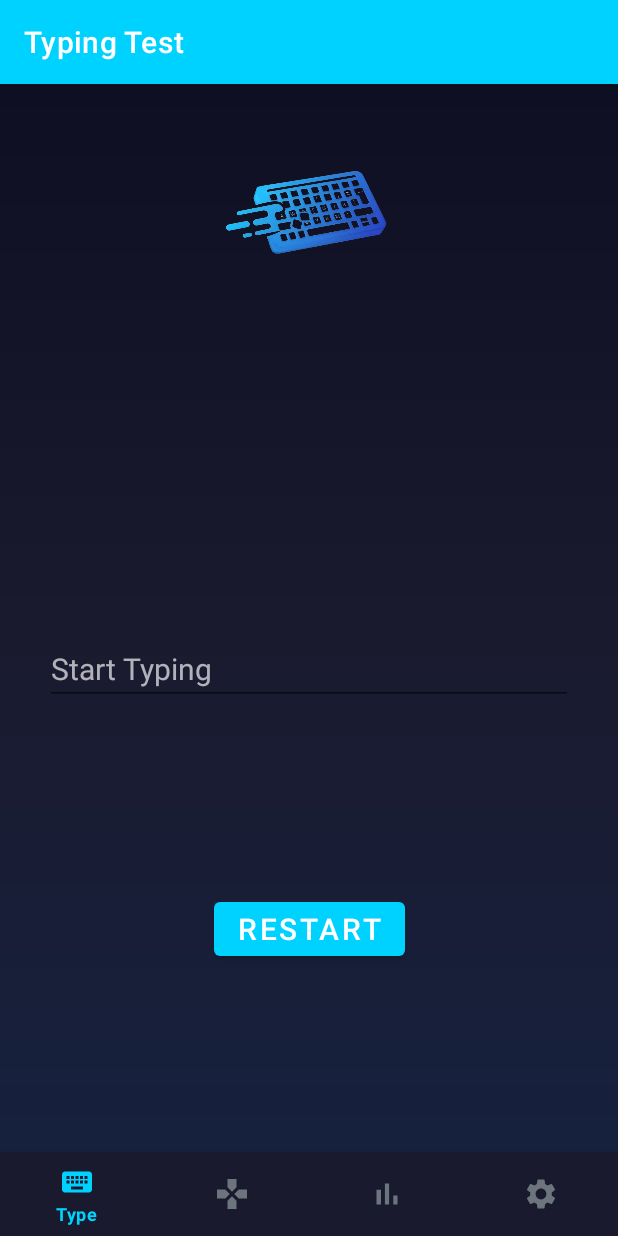
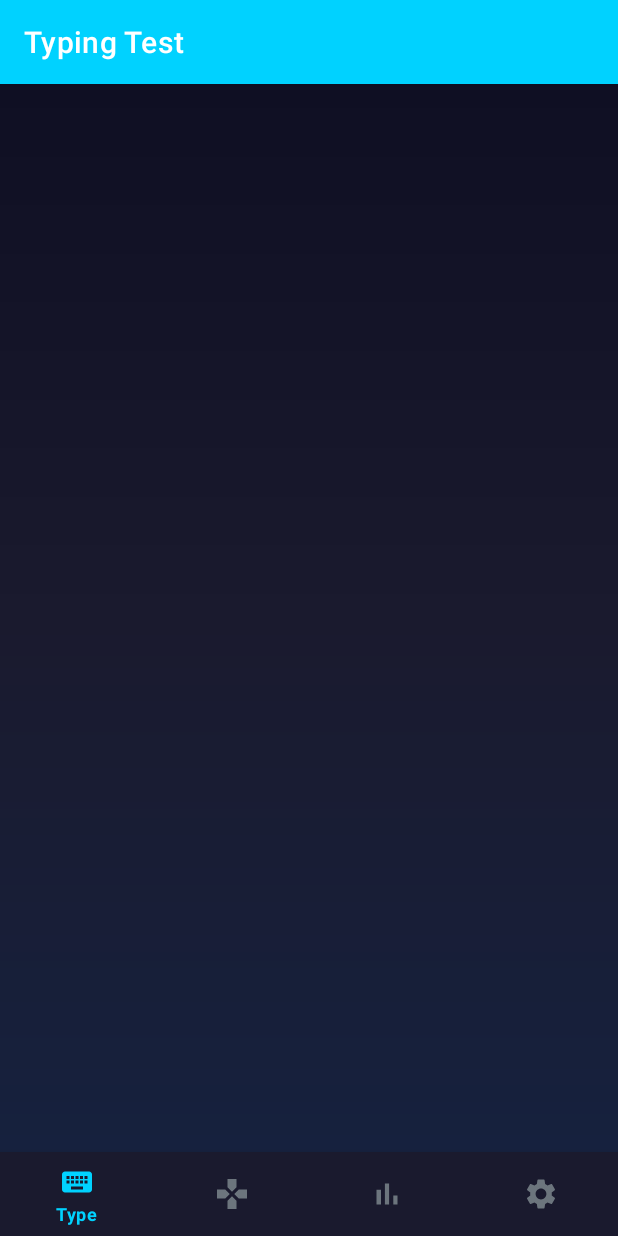
Before and after one commit to lizabezhanidze/Typingapp, an Android app: the screen it shows after launch (MainActivity), on a phone screen of 412 x 824 dp. Run offline under Robolectric (Android 15) with nearby library versions, the phone set to English and light mode, and no system bars; our stand-ins replace navigation-ui; network calls fail.

Commit message:
remove line

```diff
--- a/app/src/main/res/layout/fragment_main.xml
+++ b/app/src/main/res/layout/fragment_main.xml
@@ -7,70 +7,4 @@
     tools:context=".MainFragment"
     android:background="@drawable/mainbg">
 
-    <ImageView
-        android:layout_width="140dp"
-        android:layout_height="140dp"
-        android:background="@drawable/logo"
-        app:layout_constraintEnd_toEndOf="parent"
-        app:layout_constraintStart_toStartOf="parent"
-        app:layout_constraintTop_toTopOf="parent"
-        android:layout_marginTop="10dp"/>
-
-    <TextView
-        android:id="@+id/timerLabel"
-        android:layout_width="wrap_content"
-        android:layout_height="wrap_content"
-        android:layout_marginTop="20dp"
-        android:textSize="60sp"
-        android:text=""
-        android:textColor="@color/white"
-        app:layout_constraintTop_toTopOf="parent"
-        app:layout_constraintBottom_toTopOf="@id/wordList"
-        app:layout_constraintStart_toStartOf="parent"
-        app:layout_constraintEnd_toEndOf="parent"
-        />
-
-    <LinearLayout
-        android:orientation="vertical"
-        android:id="@+id/wordList"
-        android:layout_width="wrap_content"
-        android:layout_height="wrap_content"
-        android:clickable="true"
-        android:focusable="true"
-        app:layout_constraintBottom_toBottomOf="parent"
-        app:layout_constraintEnd_toEndOf="parent"
-        app:layout_constraintStart_toStartOf="parent"
-        app:layout_constraintTop_toTopOf="parent">
-    </LinearLayout>
-
-    <EditText
-        android:id="@+id/etMain"
-        android:textColorHint="#aaffffff"
-        android:textColor="@color/white"
-        android:textSize="20sp"
-        android:layout_width="match_parent"
-        android:layout_height="wrap_content"
-        android:layout_marginHorizontal="30dp"
-        android:layout_marginTop="10dp"
-        android:hint="@string/start_typing"
-        android:importantForAutofill="no"
-        android:inputType="textShortMessage"
-        android:minHeight="48dp"
-        app:layout_constraintEnd_toEndOf="parent"
-        app:layout_constraintStart_toStartOf="parent"
-        app:layout_constraintTop_toBottomOf="@id/wordList" />
-
-    <Button
-        android:id="@+id/restartBtn"
-        android:text="Restart"
-        android:textSize="20sp"
-        android:layout_width="wrap_content"
-        android:layout_height="wrap_content"
-        app:layout_constraintTop_toBottomOf="@id/etMain"
-        app:layout_constraintStart_toStartOf="parent"
-        app:layout_constraintEnd_toEndOf="parent"
-        app:layout_constraintBottom_toBottomOf="parent"
-        />
-
-
 </androidx.constraintlayout.widget.ConstraintLayout>
```
